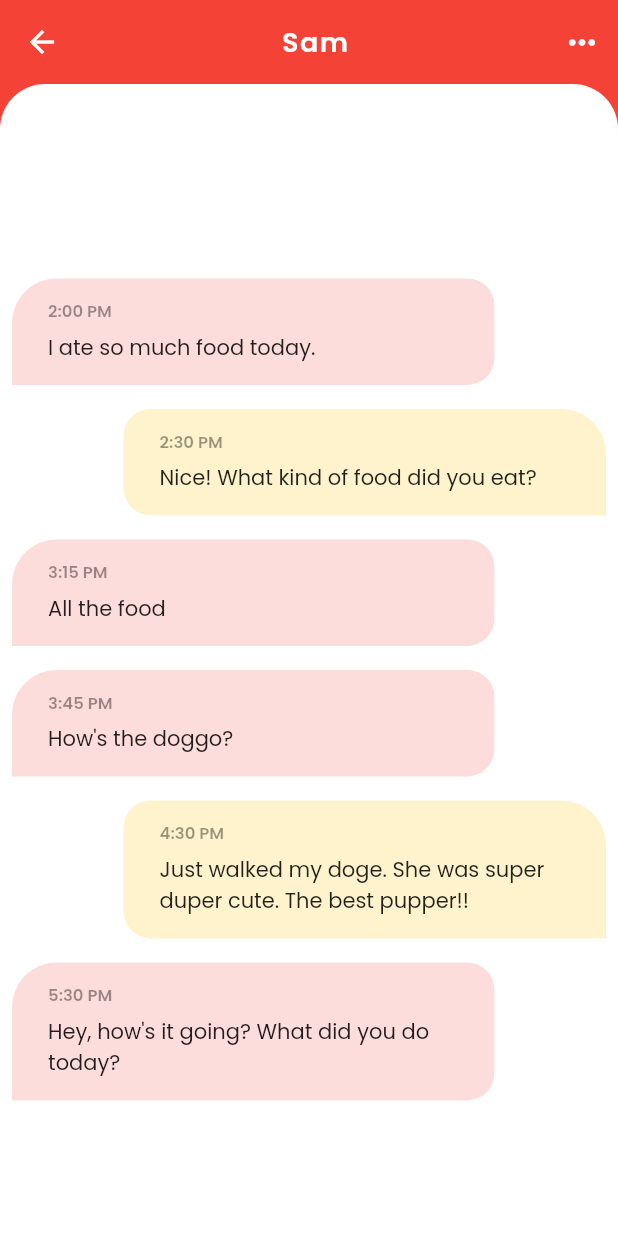
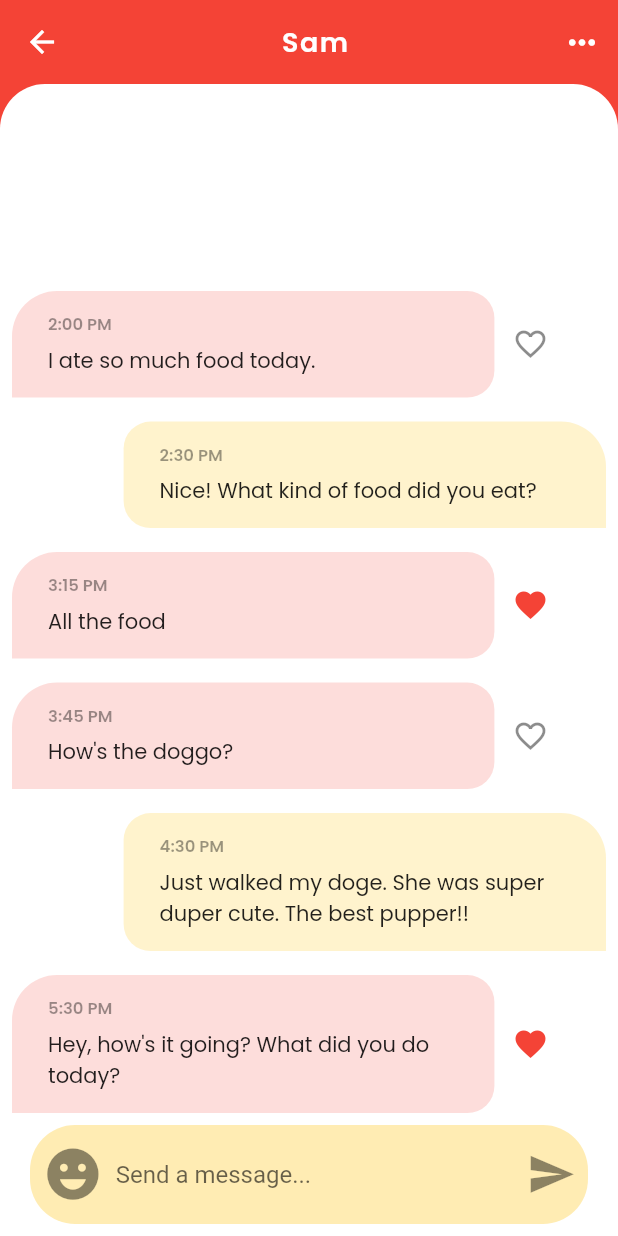
Before and after one commit to Dzaky02/flutter_ui_chat, a Flutter app: the screen it shows after launch, after a tap on "Sam", on a phone screen of 412 x 824 dp. Run offline on Flutter 3.47's test engine with Material 2 defaults, Android fonts, the phone set to English and light mode, and no system bars; our stand-ins replace google_fonts.

Commit message:
Finishing TextFIeld Section.

```diff
--- a/lib/pages/chat_page.dart
+++ b/lib/pages/chat_page.dart
@@ -1,3 +1,4 @@
+import 'package:flutter/foundation.dart';
 import 'package:flutter/material.dart';
 import 'package:flutter_ui_chat/models/message_model.dart';
 import 'package:flutter_ui_chat/models/user_model.dart';
@@ -13,86 +14,6 @@ class ChatPage extends StatefulWidget {
 }
 
 class _ChatPageState extends State<ChatPage> {
-  @override
-  Widget build(BuildContext context) {
-    Size size = MediaQuery.of(context).size;
-    return Scaffold(
-      backgroundColor: Theme.of(context).primaryColor,
-      appBar: buildAppBar(context, size),
-      body: Container(
-        decoration: BoxDecoration(
-          color: Colors.white,
-          borderRadius: BorderRadius.vertical(
-            top: Radius.circular(30),
-          ),
-        ),
-        child: ClipRRect(
-          borderRadius: BorderRadius.vertical(
-            top: Radius.circular(30),
-          ),
-          child: Column(
-            children: [
-              Expanded(
-                child: ListView.builder(
-                  padding: EdgeInsets.only(top: 15, bottom: size.height * 0.1),
-                  reverse: true,
-                  itemCount: messages.length,
-                  itemBuilder: (context, index) {
-                    final Message message = messages[index];
-                    bool isMe = message.sender.id == currentUser.id;
-                    return _buildMessage(message, isMe, size);
-                  },
-                ),
-              ),
-            ],
-          ),
-        ),
-      ),
-    );
-  }
-
-  AppBar buildAppBar(BuildContext context, Size size) {
-    return AppBar(
-      elevation: 0,
-      title: Center(
-        child: Text(
-          widget.user.name,
-          style: GoogleFonts.poppins(
-            fontSize: 18,
-            fontWeight: FontWeight.w600,
-            letterSpacing: 1,
-          ),
-        ),
-      ),
-      actions: [
-        IconButton(
-          onPressed: () => buildSnackBar(context, "Menu Chat Clicked", size),
-          icon: Icon(Icons.more_horiz),
-          iconSize: 26.0,
-          color: Colors.white,
-        ),
-      ],
-    );
-  }
-
-  // Function
-  void buildSnackBar(BuildContext context, String message, Size size) {
-    ScaffoldMessenger.of(context).showSnackBar(
-      SnackBar(
-        content: Text(message),
-        duration: const Duration(milliseconds: 1000),
-        width: size.width * 0.7, // Width of the SnackBar.
-        padding: const EdgeInsets.symmetric(
-          horizontal: 20.0, // Inner padding for SnackBar content.
-        ),
-        behavior: SnackBarBehavior.floating,
-        shape: RoundedRectangleBorder(
-          borderRadius: BorderRadius.circular(10.0),
-        ),
-      ),
-    );
-  }
-
   _buildMessage(Message message, bool isMe, Size size) {
     return Row(
       children: [
@@ -146,8 +67,165 @@ class _ChatPageState extends State<ChatPage> {
         ),
         Container(
           width: isMe ? 0 : size.width * 0.2,
+          alignment: Alignment.centerLeft,
+          child: IconButton(
+            onPressed: () =>
+                buildSnackBar(context, 'Liked Button Clicked', size),
+            icon: Icon(
+              message.isLiked ? Icons.favorite : Icons.favorite_border,
+            ),
+            color: message.isLiked
+                ? Theme.of(context).primaryColor
+                : Colors.black45,
+          ),
         )
       ],
     );
   }
+
+  _buildMessageComposer(Size size) {
+    String inputMessage = '';
+    return Align(
+      alignment: Alignment.bottomCenter,
+      child: Container(
+        height: size.height * 0.08,
+        margin: EdgeInsets.only(
+          left: 20,
+          right: 20,
+          bottom: 8,
+        ),
+        decoration: BoxDecoration(
+          borderRadius: BorderRadius.circular(30),
+          color: Colors.amber.shade100,
+        ),
+        child: Row(
+          children: [
+            IconButton(
+              onPressed: () => buildSnackBar(context, 'Emoji Clicked', size),
+              icon: Icon(Icons.emoji_emotions),
+              iconSize: size.height * 0.05,
+              color: Colors.black45,
+            ),
+            Expanded(
+              child: TextField(
+                textCapitalization: TextCapitalization.sentences,
+                onChanged: (value) {
+                  inputMessage = value;
+                  setState(() {});
+                },
+                decoration: InputDecoration.collapsed(
+                  hintText: 'Send a message...',
+                ),
+              ),
+            ),
+            IconButton(
+              onPressed: () => buildSnackBar(
+                  context,
+                  (inputMessage.isNotEmpty && inputMessage.length > 0)
+                      ? '$inputMessage'
+                      : 'Type Something First',
+                  size),
+              icon: Icon(Icons.send),
+              iconSize: size.height * 0.04,
+              color: Colors.black45,
+            ),
+          ],
+        ),
+      ),
+    );
+  }
+
+  @override
+  Widget build(BuildContext context) {
+    Size size = MediaQuery.of(context).size;
+    return Scaffold(
+      backgroundColor: Theme.of(context).primaryColor,
+      appBar: buildAppBar(context, size),
+      body: Container(
+        decoration: BoxDecoration(
+          color: Colors.white,
+          borderRadius: BorderRadius.vertical(
+            top: Radius.circular(30),
+          ),
+        ),
+        child: ClipRRect(
+          borderRadius: BorderRadius.vertical(
+            top: Radius.circular(30),
+          ),
+          child: GestureDetector(
+            onTap: () => FocusScope.of(context).unfocus(),
+            child: Stack(
+              children: [
+                Container(
+                  child: Expanded(
+                    child: ListView.builder(
+                      padding: EdgeInsets.only(
+                          top: 15, bottom: size.height * 0.08 + 8),
+                      reverse: true,
+                      itemCount: messages.length,
+                      itemBuilder: (context, index) {
+                        final Message message = messages[index];
+                        bool isMe = message.sender.id == currentUser.id;
+                        return _buildMessage(message, isMe, size);
+                      },
+                    ),
+                  ),
+                ),
+                Align(
+                  alignment: Alignment.bottomCenter,
+                  child: Container(
+                    height: size.height * 0.05,
+                    color: Colors.white,
+                  ),
+                ),
+                _buildMessageComposer(size),
+              ],
+            ),
+          ),
+        ),
+      ),
+    );
+  }
+
+  AppBar buildAppBar(BuildContext context, Size size) {
+    return AppBar(
+      elevation: 0,
+      title: Center(
+        child: Text(
+          widget.user.name,
+          style: GoogleFonts.poppins(
+            fontSize: 18,
+            fontWeight: FontWeight.w600,
+            letterSpacing: 1,
+          ),
+        ),
+      ),
+      actions: [
+        IconButton(
+          onPressed: () => buildSnackBar(context, "Menu Chat Clicked", size),
+          icon: Icon(Icons.more_horiz),
+          iconSize: 26.0,
+          color: Colors.white,
+        ),
+      ],
+    );
+  }
+
+  // Function
+  void buildSnackBar(BuildContext context, String message, Size size) {
+    ScaffoldMessenger.of(context).showSnackBar(
+      SnackBar(
+        content: Text(message),
+        duration: const Duration(milliseconds: 1000),
+        width: size.width * 0.7, // Width of the SnackBar.
+        padding: const EdgeInsets.symmetric(
+          horizontal: 20.0, // Inner padding for SnackBar content.
+        ),
+        behavior: SnackBarBehavior.floating,
+        shape: RoundedRectangleBorder(
+          borderRadius: BorderRadius.circular(10.0),
+        ),
+      ),
+    );
+  }
 }
```
